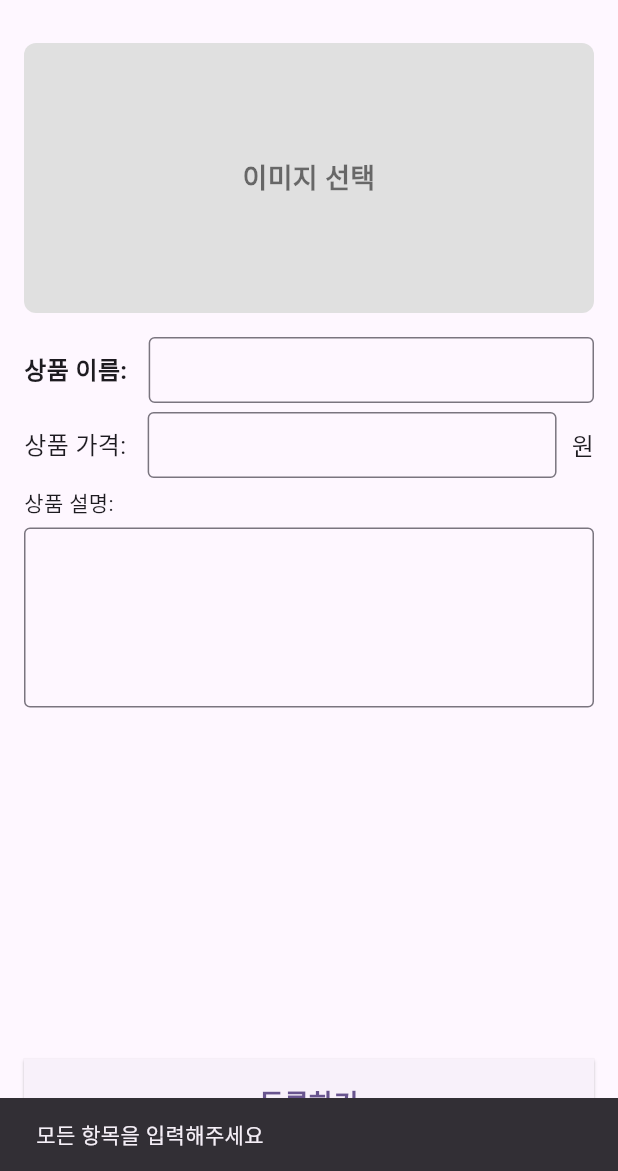
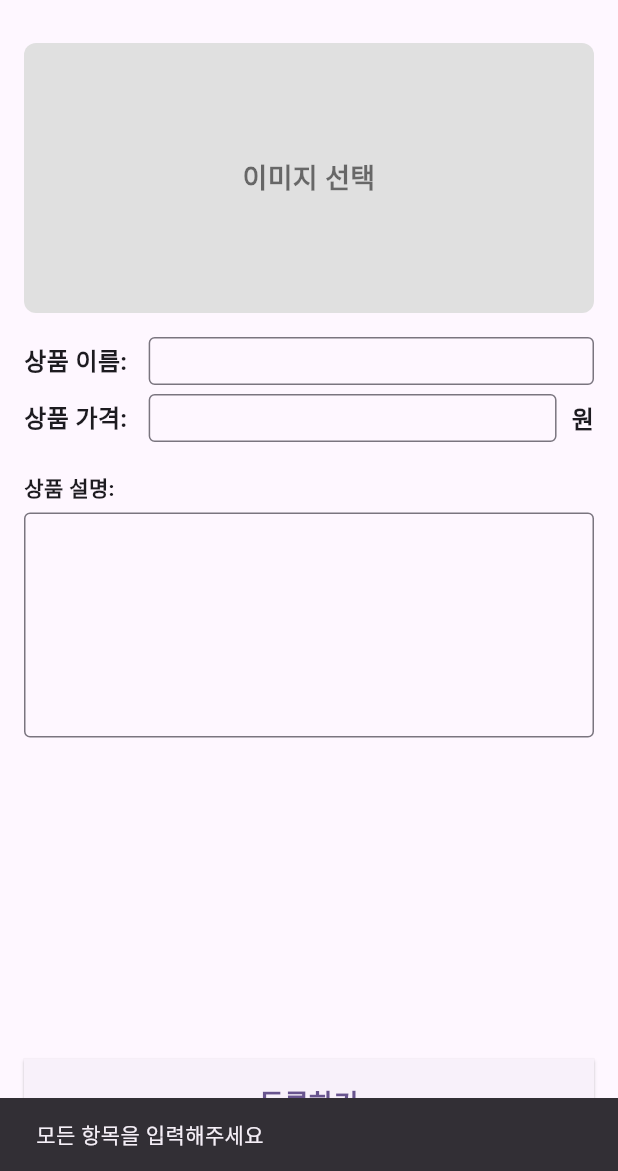
Before and after one commit to jek1m/shoppingmall_platform_5, a Flutter app: the AddFoodPage screen opened directly, after a tap on "등록하기", on a phone screen of 412 x 824 dp, the part 65-1236 px from its top. Run offline on Flutter 3.47's test engine with Material 3 defaults, Android fonts, the phone set to English and light mode, and no system bars.

Commit message:
feat: 상품등록 예외처리 및 UI수정

```diff
--- a/lib/add_food_page.dart
+++ b/lib/add_food_page.dart
@@ -87,8 +87,8 @@ class _AddFoodPageState extends State<AddFoodPage> {
                     decoration: const InputDecoration(
                       border: OutlineInputBorder(),
                       isDense: true, // 세로 padding 줄이기
-                      contentPadding:
-                          EdgeInsets.symmetric(vertical: 10, horizontal: 12),
+                      contentPadding: EdgeInsets.symmetric(
+                          vertical: 4, horizontal: 12), //세로 사이즈 수정
                     ),
                   ),
                 ),
@@ -103,6 +103,7 @@ class _AddFoodPageState extends State<AddFoodPage> {
                   '상품 가격: ',
                   style: TextStyle(
                     fontSize: 16,
+                    fontWeight: FontWeight.bold, //
                   ),
                 ),
                 const SizedBox(width: 10),
@@ -112,8 +113,8 @@ class _AddFoodPageState extends State<AddFoodPage> {
                     decoration: const InputDecoration(
                       border: OutlineInputBorder(),
                       isDense: true,
-                      contentPadding:
-                          EdgeInsets.symmetric(vertical: 10, horizontal: 12),
+                      contentPadding: EdgeInsets.symmetric(
+                          vertical: 4, horizontal: 12), //세로 사이즈 수정
                     ),
                     keyboardType: TextInputType.number, // 숫자 키보드
                   ),
@@ -121,22 +122,28 @@ class _AddFoodPageState extends State<AddFoodPage> {
                 const SizedBox(width: 10),
                 const Text(
                   '원', // "원" 텍스트 추가
-                  style: TextStyle(fontSize: 16),
+                  style: TextStyle(
+                    fontSize: 16,
+                    fontWeight: FontWeight.bold,
+                  ),
                 ),
               ],
             ),
-            const SizedBox(height: 6),
+            const SizedBox(height: 20), //간격 수정
 
             // 상품 설명
             const Text(
               '상품 설명: ',
-              style: TextStyle(fontSize: 14),
+              style: TextStyle(
+                fontSize: 14,
+                fontWeight: FontWeight.bold, //텍스트 볼드체로 통일
+              ),
             ),
             const SizedBox(height: 6),
 
             // 상품 설명 입력 필드 (크기 축소)
             SizedBox(
-              height: 120, // 높이 축소
+              height: 150, // 높이 수정.
               child: TextField(
                 controller: descController,
                 maxLines: null, // 여러 줄 입력 가능
@@ -158,6 +165,8 @@ class _AddFoodPageState extends State<AddFoodPage> {
               width: double.infinity, // 버튼을 화면 너비만큼 채우기
               child: ElevatedButton(
                 onPressed: () {
+                  final priceText = priceController.text;
+
                   //현재 값이 없어도 버튼이 눌림.
                   //입력 필수 값 검사: 텍스트가 하나라도 비어있으면 스낵바를 활용해 텍스트 출력함.
                   if (titleController.text.isEmpty ||
@@ -167,6 +176,13 @@ class _AddFoodPageState extends State<AddFoodPage> {
                       const SnackBar(
                         content: Text('모든 항목을 입력해주세요'),
                       ),
+                    );
+                    return;
+                  }
+                  //숫자 검사: 스낵바 사용으로 숫자만 입력하도록 함.
+                  if (int.tryParse(priceText) == null) {
+                    ScaffoldMessenger.of(context).showSnackBar(
+                      const SnackBar(content: Text('가격은 숫자만 입력해주세요')),
                     );
                     return;
                   }
```
